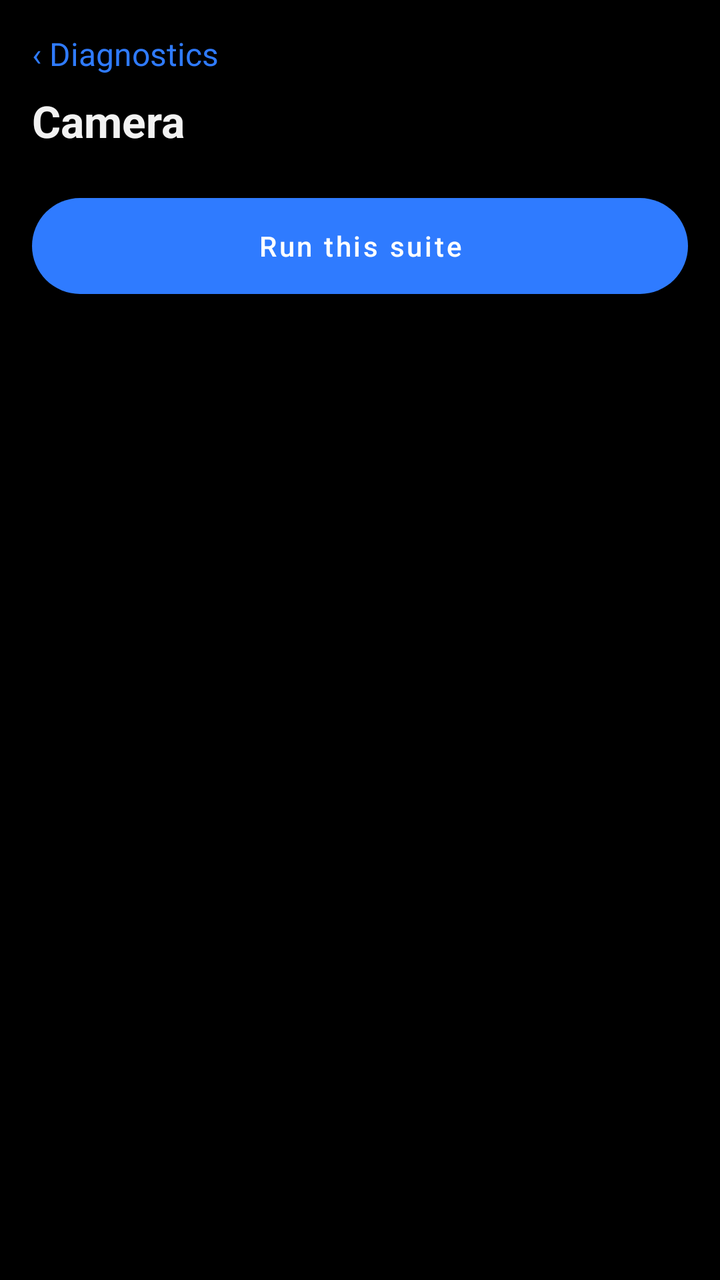
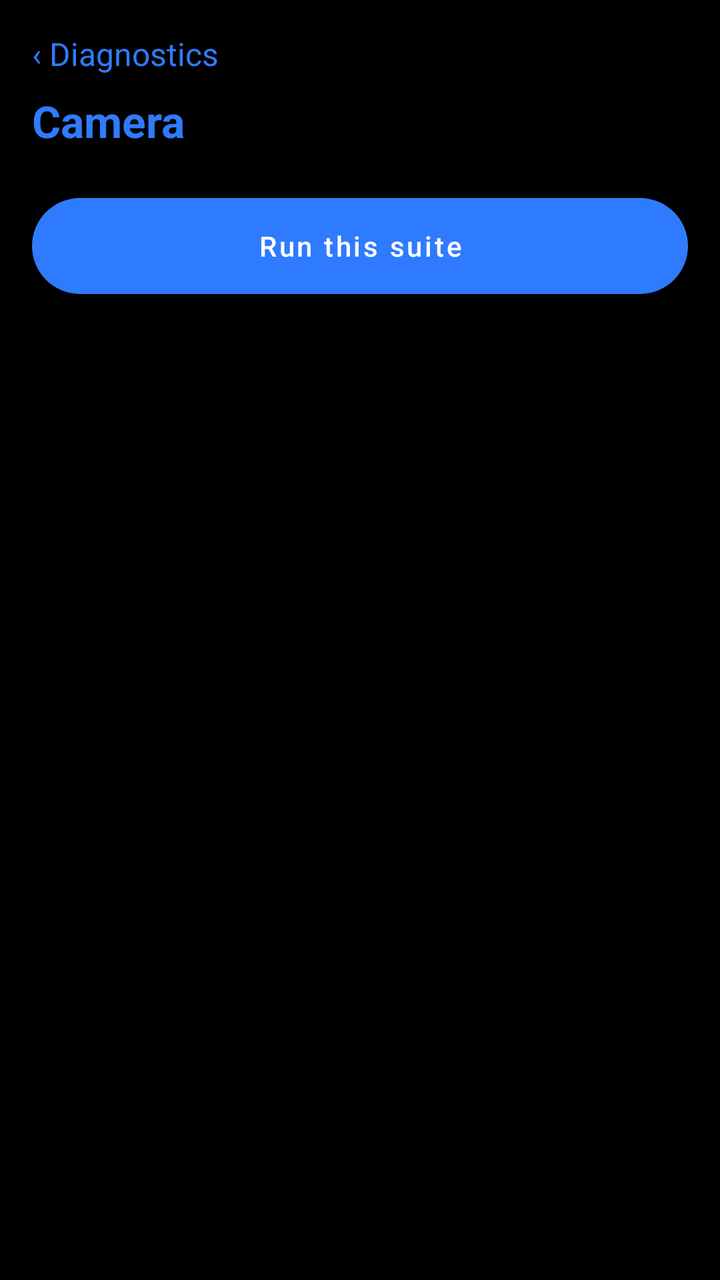

The first picture is an Android layout as it rendered before a commit; the second is the same layout after the commit. The layout source and the unified diff follow.
<!-- AndroidManifest.xml: application theme Theme.DeviceTesting -->
<!-- res/layout/screen_camera.xml -->
<?xml version="1.0" encoding="utf-8"?>
<LinearLayout xmlns:android="http://schemas.android.com/apk/res/android"
    android:layout_width="match_parent"
    android:layout_height="match_parent"
    android:background="@color/page"
    android:orientation="vertical"
    android:padding="16dp">

    <TextView
        android:id="@+id/camera_back"
        android:layout_width="wrap_content"
        android:layout_height="wrap_content"
        android:paddingBottom="8dp"
        android:text="‹ Diagnostics"
        android:textColor="@color/brand"
        android:textSize="16sp" />

    <TextView
        android:layout_width="match_parent"
        android:layout_height="wrap_content"
        android:text="Camera"
        android:textColor="@color/ink"
        android:textSize="22sp"
        android:textStyle="bold" />

    <HorizontalScrollView
        android:layout_width="match_parent"
        android:layout_height="wrap_content"
        android:layout_marginTop="12dp"
        android:scrollbars="none">

        <LinearLayout
            android:id="@+id/suite_row"
            android:layout_width="wrap_content"
            android:layout_height="wrap_content"
            android:orientation="horizontal" />
    </HorizontalScrollView>

    <Button
        android:id="@+id/run_suite"
        android:layout_width="match_parent"
        android:layout_height="wrap_content"
        android:layout_marginTop="12dp"
        android:background="@drawable/bg_test_all"
        android:text="Run this suite"
        android:textAllCaps="false"
        android:textColor="#FFFFFF" />

    <ListView
        android:id="@+id/case_list"
        android:layout_width="match_parent"
        android:layout_height="0dp"
        android:layout_marginTop="8dp"
        android:layout_weight="1"
        android:divider="@color/line"
        android:dividerHeight="1dp" />
</LinearLayout>
<!-- resources referenced by this layout -->
<resources>
  <color name="brand">#2F7BFF</color>
  <color name="ink">#F2F2F2</color>
  <color name="line">#2A2A2A</color>
  <color name="page">#000000</color>
  <!-- drawable bg_test_all (drawable) -->
  <?xml version="1.0" encoding="utf-8"?>
  <selector xmlns:android="http://schemas.android.com/apk/res/android">
      <item android:state_pressed="true">
          <shape android:shape="rectangle">
              <solid android:color="@color/brand_pressed" />
              <corners android:radius="28dp" />
          </shape>
      </item>
      <item>
          <shape android:shape="rectangle">
              <solid android:color="@color/brand" />
              <corners android:radius="28dp" />
          </shape>
      </item>
  </selector>
  <style name="Theme.DeviceTesting" parent="Theme.MaterialComponents.DayNight.NoActionBar">
          <item name="colorPrimary">@color/brand</item>
          <item name="colorPrimaryVariant">@color/brand_pressed</item>
          <item name="colorOnPrimary">#FFFFFF</item>
          <item name="android:statusBarColor">@color/page</item>
          <item name="android:navigationBarColor">@color/page</item>
          <item name="android:windowBackground">@color/page</item>
          <item name="android:textColor">@color/ink</item>
          <item name="android:windowLightStatusBar">false</item>
      </style>
  <color name="brand_pressed">#1F63D8</color>
</resources>

<!-- the commit's change to res/layout/screen_camera.xml (unified diff, before → after) -->
@@ -16,12 +16,46 @@
         android:textSize="16sp" />
 
     <TextView
+        android:id="@+id/feature_title"
         android:layout_width="match_parent"
         android:layout_height="wrap_content"
         android:text="Camera"
-        android:textColor="@color/ink"
+        android:textColor="@color/brand"
         android:textSize="22sp"
         android:textStyle="bold" />
+
+    <LinearLayout
+        android:id="@+id/call_number_row"
+        android:layout_width="match_parent"
+        android:layout_height="wrap_content"
+        android:layout_marginTop="12dp"
+        android:gravity="center_vertical"
+        android:orientation="horizontal"
+        android:visibility="gone">
+
+        <EditText
+            android:id="@+id/call_number"
+            android:layout_width="0dp"
+            android:layout_height="wrap_content"
+            android:layout_weight="1"
+            android:background="@drawable/bg_suite_idle"
+            android:hint="Default test number"
+            android:inputType="phone"
+            android:padding="12dp"
+            android:textColor="@color/ink"
+            android:textColorHint="@color/hint"
+            android:textSize="16sp" />
+
+        <Button
+            android:id="@+id/call_number_save"
+            android:layout_width="wrap_content"
+            android:layout_height="wrap_content"
+            android:layout_marginStart="8dp"
+            android:background="@drawable/bg_test_all"
+            android:text="Save"
+            android:textAllCaps="false"
+            android:textColor="#FFFFFF" />
+    </LinearLayout>
 
     <HorizontalScrollView
         android:layout_width="match_parent"
<!-- resource entries referenced after the edit -->
@@ -1,9 +1,16 @@
 <!-- resources referenced by this layout -->
 <resources>
   <color name="brand">#2F7BFF</color>
+  <color name="hint">#8E8E93</color>
   <color name="ink">#F2F2F2</color>
   <color name="line">#2A2A2A</color>
   <color name="page">#000000</color>
+  <!-- drawable bg_suite_idle (drawable) -->
+  <?xml version="1.0" encoding="utf-8"?>
+  <shape xmlns:android="http://schemas.android.com/apk/res/android" android:shape="rectangle">
+      <solid android:color="#2C2C2E" />
+      <corners android:radius="20dp" />
+  </shape>
   <!-- drawable bg_test_all (drawable) -->
   <?xml version="1.0" encoding="utf-8"?>
   <selector xmlns:android="http://schemas.android.com/apk/res/android">
